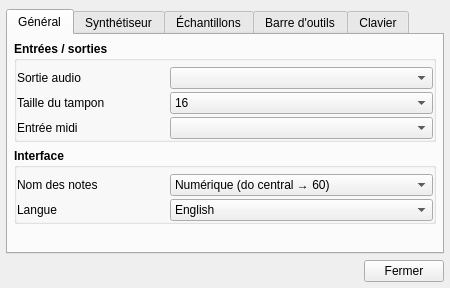
The window that trunk/gui_divers/config.ui (davy7125/polyphone) describes before a commit, drawn with Qt 5.
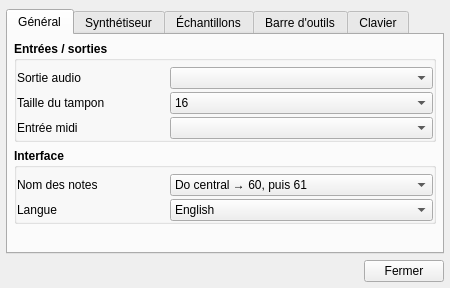
The same window after the commit. Icons and pictures are not drawn. Custom widgets are drawn as their Qt base class.

```diff
--- a/trunk/gui_divers/config.ui
+++ b/trunk/gui_divers/config.ui
@@ -279,7 +279,7 @@
             </property>
             <item>
              <property name="text">
-              <string>Numérique (do central → 60)</string>
+              <string>Do central → 60, puis 61</string>
              </property>
             </item>
             <item>
```
Left out of the diff: 21 changed lines with no effect on the pictures.
